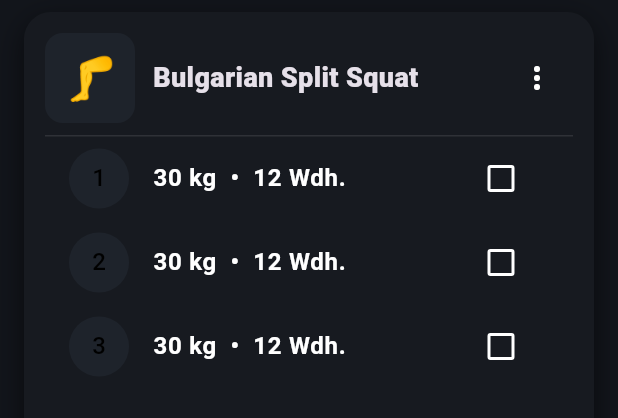
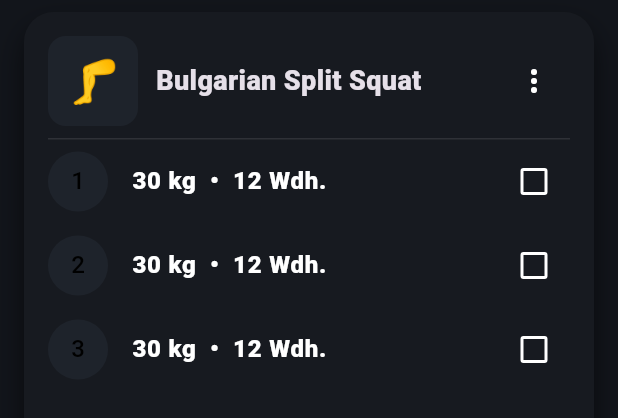
Before and after one commit to crydenstreet-cpu/offline_fitness_app, a Flutter app: the AppCard widget shown alone on an empty page, opened directly, on a phone screen of 412 x 824 dp. Shown: the top 418 px of the screen. Run offline on Flutter 3.47's test engine with Material 3 defaults, Android fonts, the phone set to English and light mode, and no system bars; our stand-ins replace fl_chart, sqflite; accounts and stored records are empty.

Commit message:
Update components.dart

```diff
--- a/lib/ui/components.dart
+++ b/lib/ui/components.dart
@@ -5,18 +5,23 @@ class AppCard extends StatelessWidget {
   final Widget child;
   final EdgeInsets padding;
   final EdgeInsets margin;
-  const AppCard({super.key, required this.child,
-    this.padding = const EdgeInsets.all(14),
-    this.margin  = const EdgeInsets.symmetric(vertical: 8, horizontal: 16)});
+  const AppCard({
+    super.key,
+    required this.child,
+    this.padding = const EdgeInsets.all(16),
+    this.margin = const EdgeInsets.symmetric(horizontal: 16, vertical: 8),
+  });
 
   @override
   Widget build(BuildContext context) {
     return Container(
       margin: margin,
       decoration: BoxDecoration(
-        color: AppColors.surface,
-        borderRadius: BorderRadius.circular(18),
-        boxShadow: const [BoxShadow(blurRadius: 16, color: Colors.black54, offset: Offset(0,6))],
+        color: Theme.of(context).cardColor,
+        borderRadius: BorderRadius.circular(20),
+        boxShadow: const [
+          BoxShadow(color: Colors.black54, blurRadius: 16, offset: Offset(0, 10)),
+        ],
       ),
       child: Padding(padding: padding, child: child),
     );
@@ -30,7 +35,7 @@ class SectionHeader extends StatelessWidget {
   @override
   Widget build(BuildContext context) {
     return Padding(
-      padding: const EdgeInsets.fromLTRB(16, 14, 16, 6),
+      padding: const EdgeInsets.fromLTRB(18, 14, 18, 8),
       child: Row(
         children: [
           Text(title, style: const TextStyle(fontSize: 16, fontWeight: FontWeight.w800)),
@@ -49,7 +54,8 @@ class PillChip extends StatelessWidget {
   const PillChip({super.key, required this.label, required this.selected, required this.onTap});
   @override
   Widget build(BuildContext context) {
-    return GestureDetector(
+    return InkWell(
+      borderRadius: BorderRadius.circular(999),
       onTap: onTap,
       child: AnimatedContainer(
         duration: const Duration(milliseconds: 150),
@@ -59,9 +65,9 @@ class PillChip extends StatelessWidget {
           borderRadius: BorderRadius.circular(999),
         ),
         child: Text(label,
-            style: TextStyle(
-              color: selected ? Colors.black : AppColors.text,
-              fontWeight: FontWeight.w600)),
+          style: TextStyle(
+            color: selected ? Colors.black : AppColors.text,
+            fontWeight: FontWeight.w700)),
       ),
     );
   }
@@ -76,16 +82,18 @@ class MetricTile extends StatelessWidget {
   Widget build(BuildContext context) {
     return Expanded(
       child: AppCard(
-        padding: const EdgeInsets.all(12),
-        margin: const EdgeInsets.all(8),
+        padding: const EdgeInsets.all(14),
+        margin: const EdgeInsets.symmetric(horizontal: 10, vertical: 8),
         child: Row(
           children: [
             Icon(icon, color: AppColors.primary),
-            const SizedBox(width: 8),
+            const SizedBox(width: 10),
             Expanded(
               child: Column(
-                crossAxisAlignment: CrossAxisAlignment.start, children: [
+                crossAxisAlignment: CrossAxisAlignment.start,
+                children: [
                   Text(title, style: const TextStyle(color: AppColors.textMuted, fontSize: 12)),
+                  const SizedBox(height: 2),
                   Text(value, style: const TextStyle(fontSize: 16, fontWeight: FontWeight.w800)),
                 ],
               ),
@@ -103,15 +111,24 @@ class SetRow extends StatelessWidget {
   final String reps;
   final bool done;
   final VoidCallback? onToggle;
-  const SetRow({super.key, required this.setNumber, required this.weight, required this.reps, this.done=false, this.onToggle});
+  const SetRow({
+    super.key,
+    required this.setNumber,
+    required this.weight,
+    required this.reps,
+    this.done = false,
+    this.onToggle,
+  });
+
   @override
   Widget build(BuildContext context) {
     return ListTile(
+      contentPadding: EdgeInsets.zero,
       leading: CircleAvatar(
         backgroundColor: AppColors.surface2,
         child: Text('$setNumber'),
       ),
-      title: Text('$weight  •  $reps', style: const TextStyle(fontWeight: FontWeight.w700)),
+      title: Text('$weight  •  $reps', style: const TextStyle(fontWeight: FontWeight.w800)),
       trailing: Checkbox(
         value: done,
         onChanged: (_) => onToggle?.call(),
```
